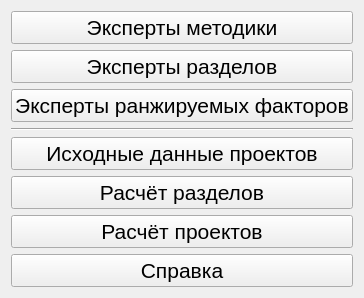
Qt form expertreviewlib/modechooser.ui (AndreyMlashkin/ExpertReview) before a commit.
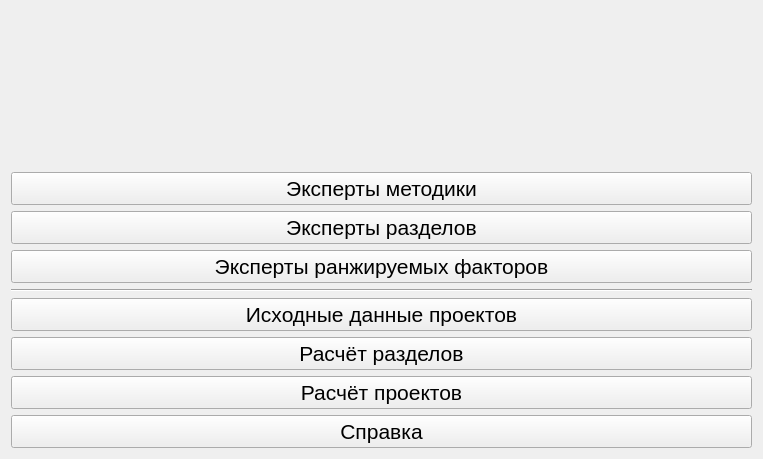
The same form after that commit.

Commit message: Project names are displayed on the mode choose page

Patch:
```diff
--- a/expertreviewlib/modechooser.ui
+++ b/expertreviewlib/modechooser.ui
@@ -6,14 +6,28 @@
    <rect>
     <x>0</x>
     <y>0</y>
-    <width>358</width>
-    <height>294</height>
+    <width>763</width>
+    <height>459</height>
    </rect>
   </property>
   <property name="windowTitle">
    <string>Выбор режима</string>
   </property>
   <layout class="QVBoxLayout" name="verticalLayout">
+   <item alignment="Qt::AlignHCenter">
+    <widget class="QLabel" name="projectComparison">
+     <property name="font">
+      <font>
+       <pointsize>16</pointsize>
+       <weight>75</weight>
+       <bold>true</bold>
+      </font>
+     </property>
+     <property name="text">
+      <string/>
+     </property>
+    </widget>
+   </item>
    <item>
     <widget class="QPushButton" name="metodicJudges">
      <property name="font">
```
The commit also changes 3 other files.
